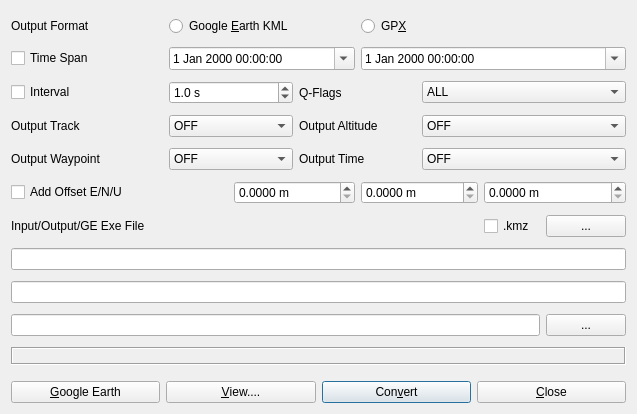
lhuisman/myRTKLIB, file app/qtapp/rtkpost_qt/kmzconv.ui: the form before one commit.
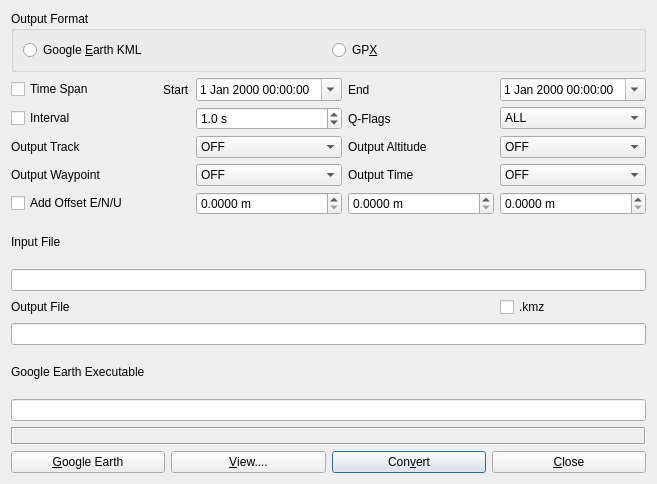
The form after the commit. Icons and pictures are not drawn.

```diff
--- a/app/qtapp/rtkpost_qt/kmzconv.ui
+++ b/app/qtapp/rtkpost_qt/kmzconv.ui
@@ -6,8 +6,8 @@
    <rect>
     <x>0</x>
     <y>0</y>
-    <width>637</width>
-    <height>414</height>
+    <width>657</width>
+    <height>484</height>
    </rect>
   </property>
   <property name="windowTitle">
@@ -18,10 +18,7 @@
   </property>
   <layout class="QVBoxLayout" name="verticalLayout">
    <item>
-    <widget class="QWidget" name="Panel1" native="true">
-     <property name="toolTip">
-      <string/>
-     </property>
+    <widget class="QWidget" name="panel1" native="true">
      <property name="text" stdset="0">
       <string/>
      </property>
@@ -38,27 +35,63 @@
       <property name="bottomMargin">
        <number>0</number>
       </property>
-      <item row="11" column="8">
-       <widget class="QPushButton" name="btnGoogleEarthFile">
+      <item row="6" column="0">
+       <widget class="QLabel" name="Label2">
         <property name="toolTip">
          <string/>
         </property>
         <property name="text">
-         <string>...</string>
+         <string>Output Waypoint</string>
         </property>
        </widget>
       </item>
-      <item row="4" column="0" colspan="2">
-       <widget class="QCheckBox" name="cBTimeInterval">
+      <item row="2" column="1">
+       <widget class="QLabel" name="label_4">
+        <property name="sizePolicy">
+         <sizepolicy hsizetype="Maximum" vsizetype="Preferred">
+          <horstretch>0</horstretch>
+          <verstretch>0</verstretch>
+         </sizepolicy>
+        </property>
+        <property name="text">
+         <string>Start</string>
+        </property>
+       </widget>
+      </item>
+      <item row="2" column="0">
+       <widget class="QCheckBox" name="cBTimeSpan">
         <property name="toolTip">
          <string/>
         </property>
         <property name="text">
-         <string>Interval</string>
+         <string>Time Span</string>
         </property>
        </widget>
       </item>
-      <item row="8" column="7">
+      <item row="2" column="2">
+       <widget class="QDateTimeEdit" name="dateTimeStart">
+        <property name="calendarPopup">
+         <bool>true</bool>
+        </property>
+        <property name="timeSpec">
+         <enum>Qt::LocalTime</enum>
+        </property>
+       </widget>
+      </item>
+      <item row="14" column="0" colspan="5">
+       <widget class="QLineEdit" name="lEOutputFile">
+        <property name="toolTip">
+         <string>Output filename</string>
+        </property>
+        <property name="maxLength">
+         <number>1023</number>
+        </property>
+        <property name="readOnly">
+         <bool>true</bool>
+        </property>
+       </widget>
+      </item>
+      <item row="13" column="4">
        <widget class="QCheckBox" name="cBCompress">
         <property name="toolTip">
          <string/>
@@ -68,33 +101,145 @@
         </property>
        </widget>
       </item>
-      <item row="12" column="0" colspan="9">
-       <widget class="QLabel" name="lblMessage">
-        <property name="sizePolicy">
-         <sizepolicy hsizetype="Preferred" vsizetype="Fixed">
-          <horstretch>0</horstretch>
-          <verstretch>0</verstretch>
-         </sizepolicy>
+      <item row="2" column="4">
+       <widget class="QDateTimeEdit" name="dateTimeStop">
+        <property name="calendarPopup">
+         <bool>true</bool>
         </property>
+        <property name="timeSpec">
+         <enum>Qt::LocalTime</enum>
+        </property>
+       </widget>
+      </item>
+      <item row="13" column="0" colspan="2">
+       <widget class="QLabel" name="label_3">
+        <property name="text">
+         <string>Output File</string>
+        </property>
+       </widget>
+      </item>
+      <item row="5" column="2">
+       <widget class="QComboBox" name="cBTrackColor">
         <property name="toolTip">
          <string/>
         </property>
-        <property name="frameShape">
-         <enum>QFrame::Box</enum>
+        <item>
+         <property name="text">
+          <string>OFF</string>
+         </property>
+        </item>
+        <item>
+         <property name="text">
+          <string>White</string>
+         </property>
+        </item>
+        <item>
+         <property name="text">
+          <string>Green</string>
+         </property>
+        </item>
+        <item>
+         <property name="text">
+          <string>Orange</string>
+         </property>
+        </item>
+        <item>
+         <property name="text">
+          <string>Red</string>
+         </property>
+        </item>
+        <item>
+         <property name="text">
+          <string>Yellow</string>
+         </property>
+        </item>
+       </widget>
+      </item>
+      <item row="8" column="0" colspan="2">
+       <widget class="QCheckBox" name="cBAddOffset">
+        <property name="toolTip">
+         <string/>
         </property>
-        <property name="frameShadow">
-         <enum>QFrame::Sunken</enum>
+        <property name="text">
+         <string>Add Offset E/N/U</string>
         </property>
        </widget>
       </item>
-      <item row="10" column="0" colspan="9">
-       <widget class="QLineEdit" name="lEOutputFile">
+      <item row="6" column="2">
+       <widget class="QComboBox" name="cBPointColor">
         <property name="toolTip">
          <string/>
         </property>
+        <item>
+         <property name="text">
+          <string>OFF</string>
+         </property>
+        </item>
+        <item>
+         <property name="text">
+          <string>White</string>
+         </property>
+        </item>
+        <item>
+         <property name="text">
+          <string>Green</string>
+         </property>
+        </item>
+        <item>
+         <property name="text">
+          <string>Orange</string>
+         </property>
+        </item>
+        <item>
+         <property name="text">
+          <string>Red</string>
+         </property>
+        </item>
+        <item>
+         <property name="text">
+          <string>By Q-Flag</string>
+         </property>
+        </item>
        </widget>
       </item>
-      <item row="4" column="6" colspan="3">
+      <item row="2" column="3">
+       <widget class="QLabel" name="label_5">
+        <property name="text">
+         <string>End</string>
+        </property>
+       </widget>
+      </item>
+      <item row="5" column="0">
+       <widget class="QLabel" name="Label1">
+        <property name="toolTip">
+         <string/>
+        </property>
+        <property name="text">
+         <string>Output Track</string>
+        </property>
+       </widget>
+      </item>
+      <item row="9" column="0">
+       <widget class="QLabel" name="Label7">
+        <property name="toolTip">
+         <string/>
+        </property>
+        <property name="text">
+         <string>Input File</string>
+        </property>
+       </widget>
+      </item>
+      <item row="4" column="3">
+       <widget class="QLabel" name="Label5">
+        <property name="toolTip">
+         <string/>
+        </property>
+        <property name="text">
+         <string>Q-Flags</string>
+        </property>
+       </widget>
+      </item>
+      <item row="4" column="4">
        <widget class="QComboBox" name="cBQFlags">
         <property name="toolTip">
          <string/>
@@ -136,7 +281,7 @@
         </item>
        </widget>
       </item>
-      <item row="5" column="6" colspan="3">
+      <item row="5" column="4">
        <widget class="QComboBox" name="cBOutputAltitude">
         <property name="enabled">
          <bool>true</bool>
@@ -161,41 +306,7 @@
         </item>
        </widget>
       </item>
-      <item row="6" column="4" colspan="2">
-       <widget class="QLabel" name="Label4">
-        <property name="toolTip">
-         <string/>
-        </property>
-        <property name="text">
-         <string>Output Time</string>
-        </property>
-       </widget>
-      </item>
-      <item row="9" column="0" colspan="9">
-       <widget class="QLineEdit" name="lEInputFile">
-        <property name="toolTip">
-         <string/>
-        </property>
-       </widget>
-      </item>
-      <item row="5" column="4" colspan="2">
-       <widget class="QLabel" name="Label3">
-        <property name="toolTip">
-         <string/>
-        </property>
-        <property name="text">
-         <string>Output Altitude</string>
-        </property>
-       </widget>
-      </item>
-      <item row="11" column="0" colspan="8">
-       <widget class="QLineEdit" name="lEGoogleEarthFile">
-        <property name="toolTip">
-         <string/>
-        </property>
-       </widget>
-      </item>
-      <item row="6" column="6" colspan="3">
+      <item row="6" column="4">
        <widget class="QComboBox" name="cBOutputTime">
         <property name="toolTip">
          <string/>
@@ -222,192 +333,100 @@
         </item>
        </widget>
       </item>
-      <item row="8" column="8">
-       <widget class="QPushButton" name="btnInputFile">
+      <item row="6" column="3">
+       <widget class="QLabel" name="Label4">
         <property name="toolTip">
          <string/>
         </property>
         <property name="text">
-         <string>...</string>
+         <string>Output Time</string>
         </property>
        </widget>
       </item>
-      <item row="7" column="0" colspan="3">
-       <widget class="QCheckBox" name="cBAddOffset">
-        <property name="toolTip">
-         <string/>
-        </property>
+      <item row="16" column="0" colspan="2">
+       <widget class="QLabel" name="label_2">
         <property name="text">
-         <string>Add Offset E/N/U</string>
+         <string>Google Earth Executable</string>
         </property>
        </widget>
       </item>
-      <item row="0" column="0">
-       <widget class="QLabel" name="label">
-        <property name="text">
-         <string>Output Format</string>
-        </property>
-       </widget>
-      </item>
-      <item row="0" column="2" colspan="2">
-       <widget class="QRadioButton" name="rBFormatKML">
-        <property name="text">
-         <string>Google &amp;Earth KML</string>
-        </property>
-       </widget>
-      </item>
-      <item row="0" column="5" colspan="2">
-       <widget class="QRadioButton" name="rBFormatGPX">
-        <property name="text">
-         <string>GP&amp;X</string>
-        </property>
-       </widget>
-      </item>
-      <item row="2" column="2" colspan="3">
-       <widget class="QDateTimeEdit" name="dateTimeStart">
-        <property name="calendarPopup">
-         <bool>true</bool>
-        </property>
-        <property name="timeSpec">
-         <enum>Qt::LocalTime</enum>
-        </property>
-       </widget>
-      </item>
-      <item row="2" column="0">
-       <widget class="QCheckBox" name="cBTimeSpan">
-        <property name="toolTip">
-         <string/>
-        </property>
-        <property name="text">
-         <string>Time Span</string>
-        </property>
-       </widget>
-      </item>
-      <item row="5" column="2" colspan="2">
-       <widget class="QComboBox" name="cBTrackColor">
-        <property name="toolTip">
-         <string/>
-        </property>
-        <item>
-         <property name="text">
-          <string>OFF</string>
+      <item row="8" column="2" colspan="3">
+       <widget class="QWidget" name="wgOffset" native="true">
+        <layout class="QHBoxLayout" name="horizontalLayout_2">
+         <property name="leftMargin">
+          <number>0</number>
          </property>
-        </item>
-        <item>
-         <property name="text">
-          <string>White</string>
+         <property name="topMargin">
+          <number>0</number>
          </property>
-        </item>
-        <item>
-         <property name="text">
-          <string>Green</string>
+         <property name="rightMargin">
+          <number>0</number>
          </property>
-        </item>
-        <item>
-         <property name="text">
-          <string>Orange</string>
+         <property name="bottomMargin">
+          <number>0</number>
          </property>
-        </item>
-        <item>
-         <property name="text">
-          <string>Red</string>
-         </property>
-        </item>
-        <item>
-         <property name="text">
-          <string>Yellow</string>
-         </property>
-        </item>
+         <item>
+          <widget class="QDoubleSpinBox" name="sBOffset1">
+           <property name="suffix">
+            <string> m</string>
+           </property>
+           <property name="decimals">
+            <number>4</number>
+           </property>
+           <property name="maximum">
+            <double>1000.000000000000000</double>
+           </property>
+          </widget>
+         </item>
+         <item>
+          <widget class="QDoubleSpinBox" name="sBOffset2">
+           <property name="suffix">
+            <string> m</string>
+           </property>
+           <property name="decimals">
+            <number>4</number>
+           </property>
+           <property name="maximum">
+            <double>10000.000000000000000</double>
+           </property>
+          </widget>
+         </item>
+         <item>
+          <widget class="QDoubleSpinBox" name="sBOffset3">
+           <property name="suffix">
+            <string> m</string>
+           </property>
+           <property name="decimals">
+            <number>4</number>
+           </property>
+           <property name="maximum">
+            <double>10000.000000000000000</double>
+           </property>
+          </widget>
+         </item>
+        </layout>
        </widget>
       </item>
-      <item row="4" column="4" colspan="2">
-       <widget class="QLabel" name="Label5">
-        <property name="toolTip">
-         <string/>
+      <item row="18" column="0" colspan="5">
+       <widget class="QLabel" name="lblMessage">
+        <property name="sizePolicy">
+         <sizepolicy hsizetype="Preferred" vsizetype="Fixed">
+          <horstretch>0</horstretch>
+          <verstretch>0</verstretch>
+         </sizepolicy>
         </property>
-        <property name="text">
-         <string>Q-Flags</string>
-        </property>
-       </widget>
-      </item>
-      <item row="6" column="0">
-       <widget class="QLabel" name="Label2">
         <property name="toolTip">
          <string/>
         </property>
-        <property name="text">
-         <string>Output Waypoint</string>
+        <property name="frameShape">
+         <enum>QFrame::Box</enum>
         </property>
-       </widget>
-      </item>
-      <item row="5" column="0">
-       <widget class="QLabel" name="Label1">
-        <property name="toolTip">
-         <string/>
+        <property name="frameShadow">
+         <enum>QFrame::Sunken</enum>
         </property>
-        <property name="text">
-         <string>Output Track</string>
-        </property>
        </widget>
       </item>
-      <item row="6" column="2" colspan="2">
-       <widget class="QComboBox" name="cBPointColor">
-        <property name="toolTip">
-         <string/>
-        </property>
-        <item>
-         <property name="text">
-          <string>OFF</string>
-         </property>
-        </item>
-        <item>
-         <property name="text">
-          <string>White</string>
-         </property>
-        </item>
-        <item>
-         <property name="text">
-          <string>Green</string>
-         </property>
-        </item>
-        <item>
-         <property name="text">
-          <string>Orange</string>
-         </property>
-        </item>
-        <item>
-         <property name="text">
-          <string>Red</string>
-         </property>
-        </item>
-        <item>
-         <property name="text">
-          <string>By Q-Flag</string>
-         </property>
-        </item>
-       </widget>
-      </item>
-      <item row="8" column="0" colspan="3">
-       <widget class="QLabel" name="Label7">
-        <property name="toolTip">
-         <string/>
-        </property>
-        <property name="text">
-         <string>Input/Output/GE Exe File</string>
-        </property>
-       </widget>
-      </item>
-      <item row="2" column="5" colspan="4">
-       <widget class="QDateTimeEdit" name="dateTimeStop">
-        <property name="calendarPopup">
-         <bool>true</bool>
-        </property>
-        <property name="timeSpec">
-         <enum>Qt::LocalTime</enum>
-        </property>
-       </widget>
-      </item>
-      <item row="4" column="2" colspan="2">
+      <item row="4" column="2">
        <widget class="QDoubleSpinBox" name="sBTimeInterval">
         <property name="suffix">
          <string> s</string>
@@ -423,50 +442,74 @@
         </property>
        </widget>
       </item>
-      <item row="7" column="3" colspan="2">
-       <widget class="QDoubleSpinBox" name="sBOffset1">
-        <property name="suffix">
-         <string> m</string>
+      <item row="5" column="3">
+       <widget class="QLabel" name="Label3">
+        <property name="toolTip">
+         <string/>
         </property>
-        <property name="decimals">
-         <number>4</number>
+        <property name="text">
+         <string>Output Altitude</string>
         </property>
-        <property name="maximum">
-         <double>1000.000000000000000</double>
-        </property>
        </widget>
       </item>
-      <item row="7" column="5" colspan="2">
-       <widget class="QDoubleSpinBox" name="sBOffset2">
-        <property name="suffix">
-         <string> m</string>
+      <item row="4" column="0" colspan="2">
+       <widget class="QCheckBox" name="cBTimeInterval">
+        <property name="toolTip">
+         <string/>
         </property>
-        <property name="decimals">
-         <number>4</number>
+        <property name="text">
+         <string>Interval</string>
         </property>
-        <property name="maximum">
-         <double>10000.000000000000000</double>
+       </widget>
+      </item>
+      <item row="17" column="0" colspan="5">
+       <widget class="QLineEdit" name="lEGoogleEarthFile">
+        <property name="toolTip">
+         <string/>
         </property>
+        <property name="maxLength">
+         <number>1023</number>
+        </property>
        </widget>
       </item>
-      <item row="7" column="7" colspan="2">
-       <widget class="QDoubleSpinBox" name="sBOffset3">
-        <property name="suffix">
-         <string> m</string>
+      <item row="12" column="0" colspan="5">
+       <widget class="QLineEdit" name="lEInputFile">
+        <property name="toolTip">
+         <string/>
         </property>
-        <property name="decimals">
-         <number>4</number>
+        <property name="maxLength">
+         <number>1023</number>
         </property>
-        <property name="maximum">
-         <double>10000.000000000000000</double>
+       </widget>
+      </item>
+      <item row="0" column="0" colspan="5">
+       <widget class="QGroupBox" name="gBFormat">
+        <property name="title">
+         <string>Output Format</string>
         </property>
+        <layout class="QGridLayout" name="gridLayout_2">
+         <item row="0" column="0">
+          <widget class="QRadioButton" name="rBFormatKML">
+           <property name="text">
+            <string>Google &amp;Earth KML</string>
+           </property>
+          </widget>
+         </item>
+         <item row="0" column="1">
+          <widget class="QRadioButton" name="rBFormatGPX">
+           <property name="text">
+            <string>GP&amp;X</string>
+           </property>
+          </widget>
+         </item>
+        </layout>
        </widget>
       </item>
      </layout>
     </widget>
    </item>
    <item>
-    <widget class="QWidget" name="widget" native="true">
+    <widget class="QWidget" name="wgButtons" native="true">
      <property name="sizePolicy">
       <sizepolicy hsizetype="Preferred" vsizetype="Fixed">
        <horstretch>0</horstretch>
@@ -488,22 +531,28 @@
       </property>
       <item>
        <widget class="QPushButton" name="btnGoogleEarth">
+        <property name="toolTip">
+         <string>Start Google Earth</string>
+        </property>
         <property name="text">
          <string>&amp;Google Earth</string>
         </property>
         <property name="icon">
-         <iconset>
-          <normaloff>:/buttons/gearth</normaloff>:/buttons/gearth</iconset>
+         <iconset resource="../icon/resources.qrc">
+          <normaloff>:/buttons/ge</normaloff>:/buttons/ge</iconset>
         </property>
        </widget>
       </item>
       <item>
        <widget class="QPushButton" name="btnView">
+        <property name="toolTip">
+         <string>View output file</string>
+        </property>
         <property name="text">
          <string>&amp;View....</string>
         </property>
         <property name="icon">
-         <iconset resource="rtkpost_qt.qrc">
+         <iconset resource="../icon/resources.qrc">
           <normaloff>:/buttons/doc</normaloff>:/buttons/doc</iconset>
         </property>
        </widget>
```
Left out of the diff: 15 changed lines with no effect on the pictures.
